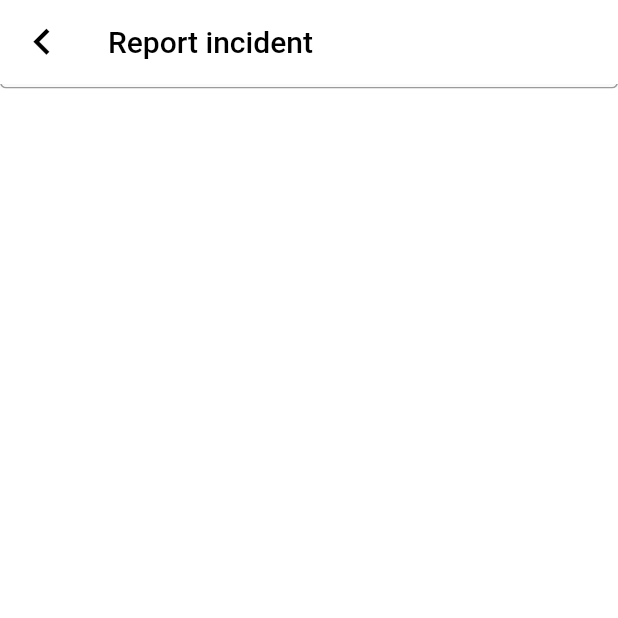
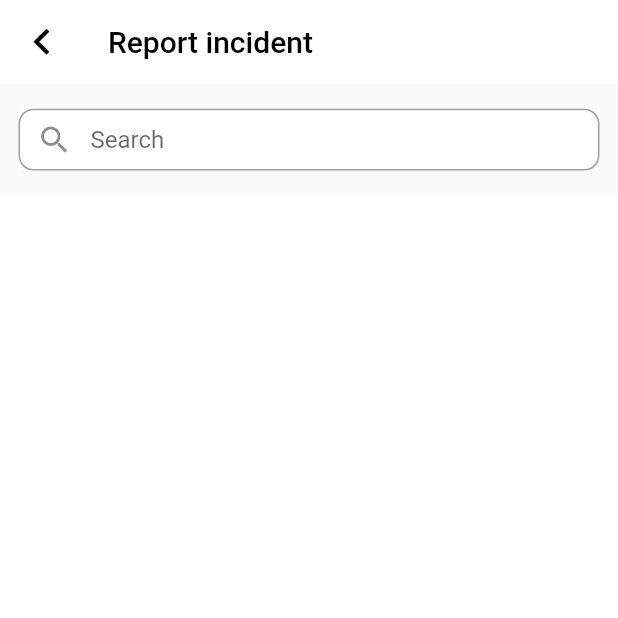
Before and after one commit to SafeGuide-Inc/SafeGuide, a Flutter app: the ReportIncident screen opened by its route, on a phone screen of 412 x 824 dp, the top half of it. Run offline on Flutter 3.47's test engine with Material 2 defaults, Android fonts, the phone set to English and light mode, and no system bars; our stand-ins replace flutter_secure_storage, fluttertoast, font_awesome_flutter, geocoding, geolocator, google_fonts and 7 more; missing offline and left inert: flutter_phone_direct_caller; accounts and stored records are empty; network calls fail.

```diff
--- a/app/lib/screens/home/mapview.dart
+++ b/app/lib/screens/home/mapview.dart
@@ -133,7 +133,8 @@ class _MapViewState extends State<MapView> {
           child: SizedBox(
               height: 15.h,
               child: CardSlider(
-                  cards: cards, goToCardLocation: _goToCardLocation)))
+                  cards: cards, goToCardLocation: _goToCardLocation))),
+      Positioned(top: 15.h, right: 5.w, child: const EmergencyButton())
     ]));
   }
 }
--- a/app/lib/screens/home/report.dart
+++ b/app/lib/screens/home/report.dart
@@ -185,19 +185,28 @@ class _IncidentListerState extends State<IncidentLister> {
 
   @override
   Widget build(BuildContext context) {
-    return Column(
+    return SafeArea(
+        bottom: false,
+        child: Column(
           children: [
             Container(
+              color: Colors.white,
+              margin: EdgeInsets.symmetric(horizontal: 3.w, vertical: 2.h),
+              height: 5.h,
               child: TextField(
-            controller: _filterController,
                 decoration: InputDecoration(
-              labelText: "Filter incidents",
-              border: OutlineInputBorder(),
-              suffixIcon: Icon(Icons.search),
+                  border: OutlineInputBorder(
+                    borderRadius: BorderRadius.circular(10.0),
+                    borderSide: const BorderSide(
+                      color: Colors.black,
+                      width: 2.0,
                     ),
-            onChanged: (value) {
-              // Add your filter logic here
-            },
+                  ),
+                  hintText: 'Search',
+                  prefixIcon: const Icon(Icons.search),
+                  contentPadding: const EdgeInsets.symmetric(
+                      vertical: 10.0), // Adjust the padding as needed
+                ),
               ),
             ),
             Expanded(
@@ -252,7 +261,7 @@ class _IncidentListerState extends State<IncidentLister> {
                   )),
             ),
           ],
-    );
+        ));
   }
 }
 
--- a/app/pubspec.yaml
+++ b/app/pubspec.yaml
@@ -49,6 +49,8 @@ dependencies:
   permission_handler: ^10.2.0
   geocoding: ^2.1.0
   flutter_secure_storage: ^8.0.0
+  fluttertoast: ^8.2.2
+  flutter_phone_direct_caller: ^2.1.1
 
 dev_dependencies:
   flutter_test:
```
Also changed, not shown: app/lib/components/buttons.dart (+97 -0 lines), app/pubspec.lock, 2 other files. Lines whose indentation alone changed are shown as unchanged.
